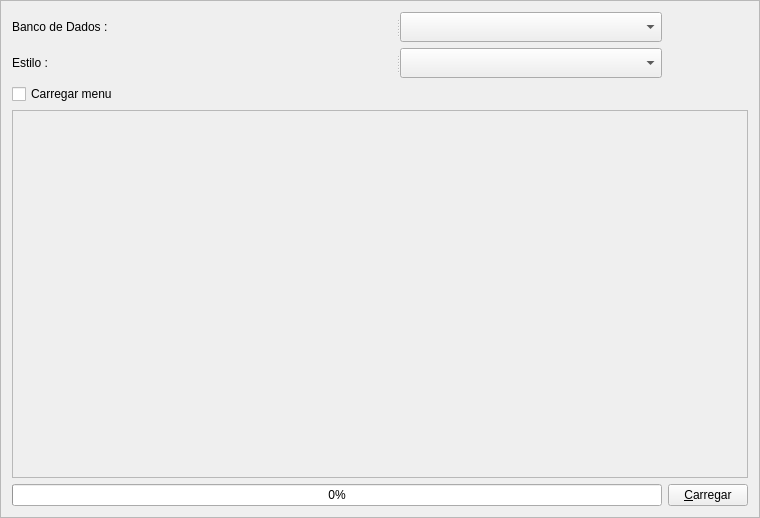
The window that Tools/LoadData/Views/loadDataFrame.ui (dsgoficial/SAP_Operador) describes before a commit, drawn with Qt 5.
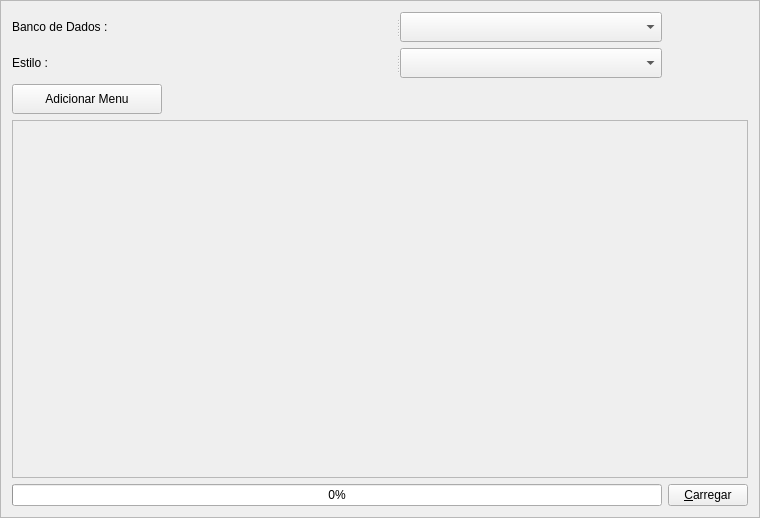
The same window after the commit.

Commit message: upload menu button

Diff of the .ui file:
```diff
--- a/Tools/LoadData/Views/loadDataFrame.ui
+++ b/Tools/LoadData/Views/loadDataFrame.ui
@@ -110,9 +110,21 @@
     </widget>
    </item>
    <item row="2" column="0">
-    <widget class="QCheckBox" name="load_menu">
+    <widget class="QPushButton" name="load_menu">
+     <property name="sizePolicy">
+      <sizepolicy hsizetype="Minimum" vsizetype="Minimum">
+       <horstretch>0</horstretch>
+       <verstretch>0</verstretch>
+      </sizepolicy>
+     </property>
+     <property name="maximumSize">
+      <size>
+       <width>150</width>
+       <height>30</height>
+      </size>
+     </property>
      <property name="text">
-      <string>Carregar menu</string>
+      <string>Adicionar Menu</string>
      </property>
     </widget>
    </item>
```
Left out of the diff: 36 changed lines with no effect on the pictures. The commit also changes 4 other files.
